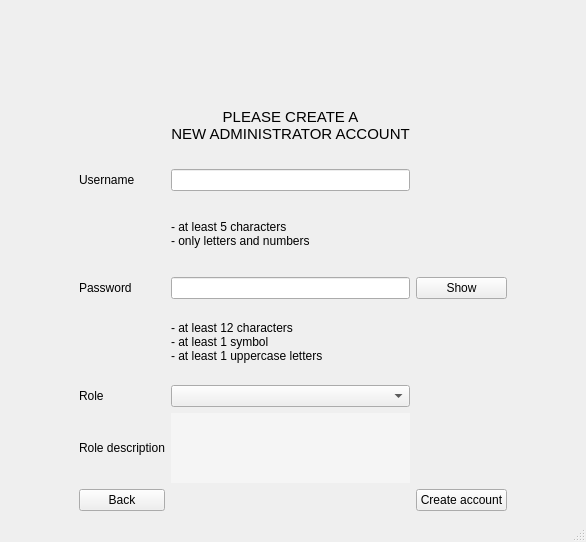
The window that src/ui_design/create_account.ui (mikukula/SAT) describes before a commit, drawn with Qt 5.
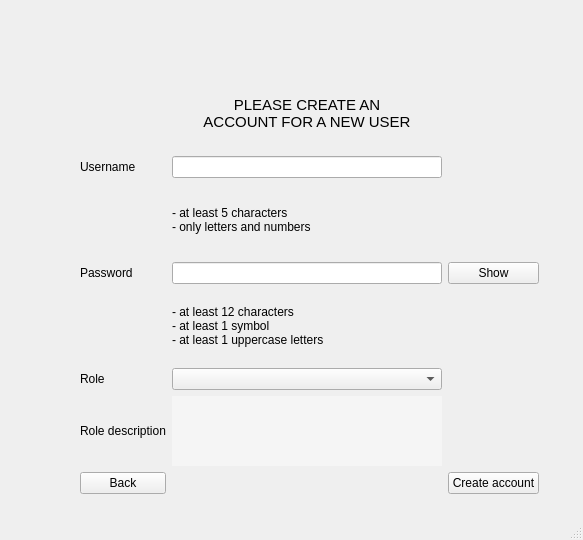
The same window after the commit. Icons and pictures are not drawn.

Diff of the .ui file:
```diff
--- a/src/ui_design/create_account.ui
+++ b/src/ui_design/create_account.ui
@@ -6,16 +6,23 @@
    <rect>
     <x>0</x>
     <y>0</y>
-    <width>586</width>
-    <height>542</height>
+    <width>583</width>
+    <height>540</height>
    </rect>
   </property>
   <property name="windowTitle">
    <string>Self Assesment Tool</string>
   </property>
   <widget class="QWidget" name="centralwidget">
-   <layout class="QVBoxLayout" name="verticalLayout">
-    <item>
+   <widget class="QWidget" name="layoutWidget">
+    <property name="geometry">
+     <rect>
+      <x>10</x>
+      <y>0</y>
+      <width>599</width>
+      <height>494</height>
+     </rect>
+    </property>
      <layout class="QGridLayout" name="gridLayout">
       <item row="4" column="2">
        <widget class="QLabel" name="label_5">
@@ -55,7 +62,7 @@
          </font>
         </property>
         <property name="text">
-         <string>&lt;html&gt;&lt;head/&gt;&lt;body&gt;&lt;p align=&quot;center&quot;&gt;PLEASE CREATE A&lt;br/&gt;NEW ADMINISTRATOR ACCOUNT&lt;/p&gt;&lt;/body&gt;&lt;/html&gt;</string>
+        <string>&lt;html&gt;&lt;head/&gt;&lt;body&gt;&lt;p align=&quot;center&quot;&gt;PLEASE CREATE AN&lt;br/&gt;ACCOUNT FOR A NEW USER&lt;/p&gt;&lt;/body&gt;&lt;/html&gt;</string>
         </property>
        </widget>
       </item>
@@ -209,8 +216,7 @@
        <widget class="QLineEdit" name="passwordEdit"/>
       </item>
      </layout>
-    </item>
-   </layout>
+   </widget>
   </widget>
   <widget class="QMenuBar" name="menubar">
    <property name="geometry">
```
Left out of the diff: 4 changed lines with no effect on the pictures. Lines whose indentation alone changed are shown as unchanged.
